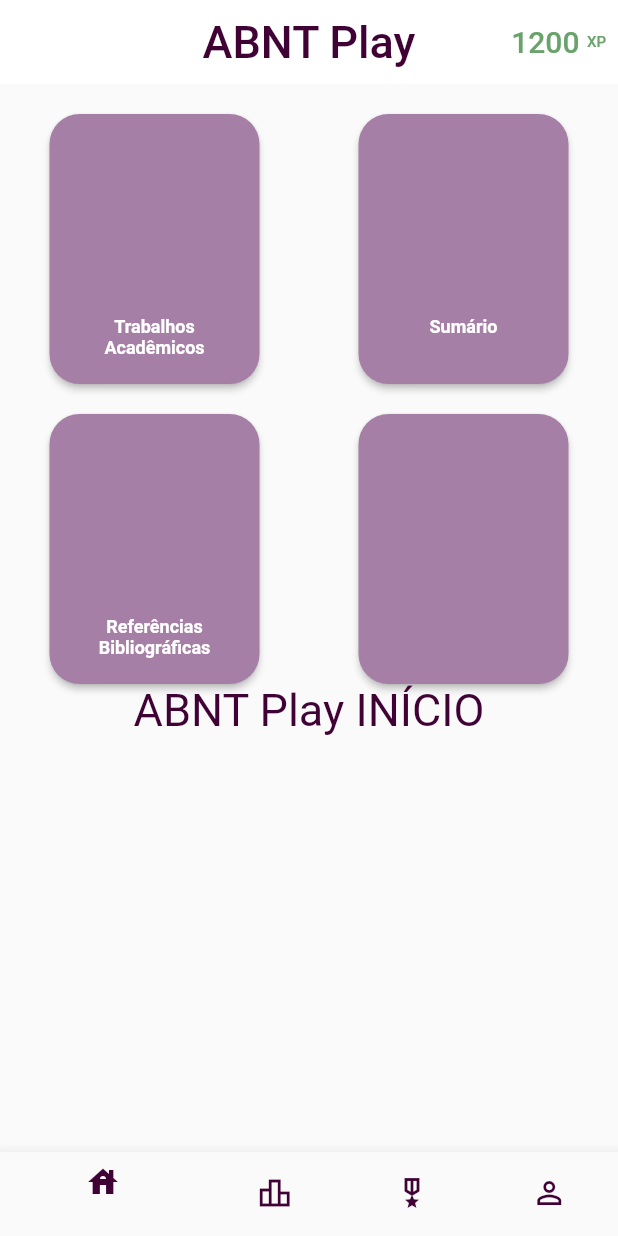
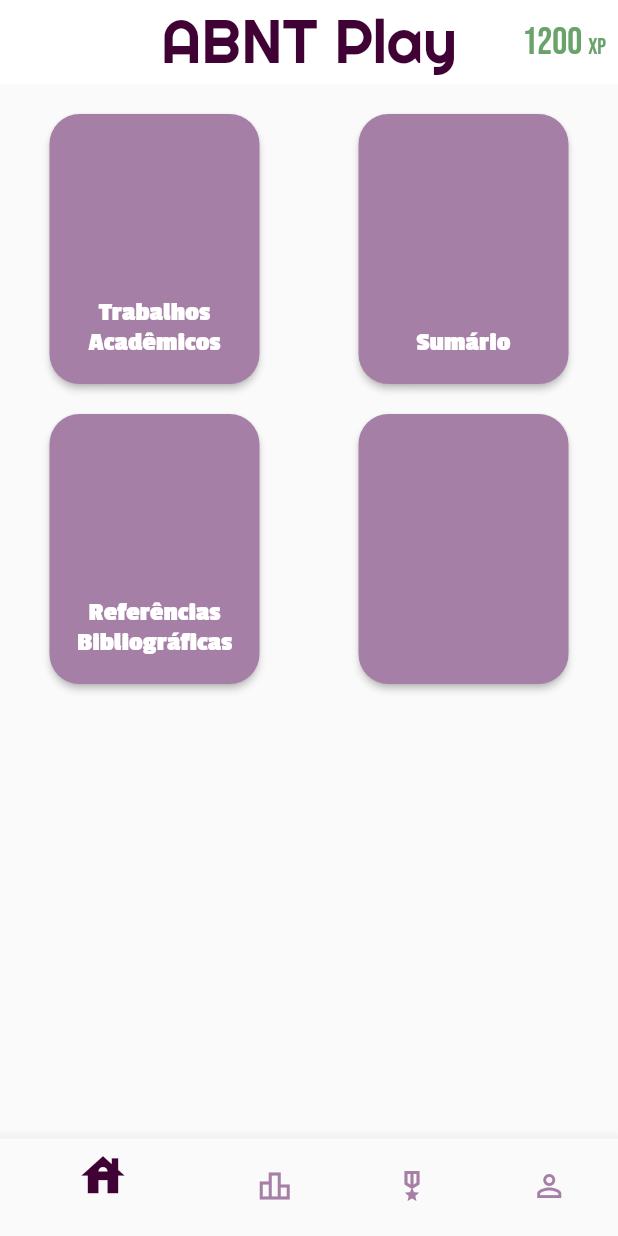
Before and after one commit to alvarengazv/abnt_game, a Flutter app: the HomePage screen opened directly, on a phone screen of 412 x 824 dp. Run offline on Flutter 3.47's test engine with Material 2 defaults, Android fonts, the light colour scheme and no system bars; our stand-ins replace firebase_auth, firebase_core; accounts and stored records are empty.

Commit message:
Front das páginas de início e de classificação

```diff
--- a/lib/modules/home/pages/index.dart
+++ b/lib/modules/home/pages/index.dart
@@ -2,6 +2,7 @@ import 'package:abntplaybic/modules/home/pages/telas/classificacao.dart';
 import 'package:abntplaybic/modules/home/pages/telas/conquistas.dart';
 import 'package:abntplaybic/modules/home/pages/telas/inicio.dart';
 import 'package:abntplaybic/modules/home/pages/telas/perfil.dart';
+import 'package:abntplaybic/shared/colors.dart';
 import 'package:flutter/material.dart';
 
 class HomePage extends StatefulWidget {
@@ -13,14 +14,14 @@ class HomePage extends StatefulWidget {
 
 class _HomePageState extends State<HomePage> {
   int _selectedIndex = 0;
-  static const TextStyle optionStyle =
-      TextStyle(fontSize: 30, fontWeight: FontWeight.bold);
   static const List<Widget> _widgetOptions = <Widget>[
     InicioPage(),
     ClassificacaoPage(),
     ConquistasPage(),
     PerfilPage(),
   ];
+
+  final PageController _pageController = PageController(initialPage: 0);
 
   void _onItemTapped(int index) {
     setState(() {
@@ -30,36 +31,67 @@ class _HomePageState extends State<HomePage> {
 
   @override
   Widget build(BuildContext context) {
+    Size size = MediaQuery.of(context).size;
     return Scaffold(
-      body: Center(
-        child: _widgetOptions.elementAt(_selectedIndex),
+      body: PageView(
+        controller: _pageController,
+        onPageChanged: _onItemTapped,
+        scrollDirection: Axis.horizontal,
+        children: _widgetOptions,
       ),
       bottomNavigationBar: BottomNavigationBar(
           currentIndex: _selectedIndex,
-        onTap: _onItemTapped,
-        items:[
+          onTap: (index) {
+            _pageController.animateToPage(index,
+                duration: const Duration(milliseconds: 500),
+                curve: Curves.ease);
+          },
+          items: const [
             BottomNavigationBarItem(
-            activeIcon: Icon(Icons.house, color: Color.fromARGB(255, 64, 1, 53),),
-            icon: Icon(Icons.house_outlined, color: Color.fromARGB(255, 64, 1, 53),),
-            label: ""
+                activeIcon: Icon(
+                  Icons.house,
+                  color: roxo,
+                  size: 35,
                 ),
+                icon: Icon(
+                  Icons.house_outlined,
+                  color: lilas,
+                ),
+                label: ""),
             BottomNavigationBarItem(
-            activeIcon: Icon(Icons.leaderboard, color: Color.fromARGB(255, 64, 1, 53),),
-            icon: Icon(Icons.leaderboard_outlined, color: Color.fromARGB(255, 64, 1, 53),),
-            label: ""
+                activeIcon: Icon(
+                  Icons.leaderboard,
+                  color: roxo,
+                  size: 35,
                 ),
+                icon: Icon(
+                  Icons.leaderboard_outlined,
+                  color: lilas,
+                ),
+                label: ""),
             BottomNavigationBarItem(
-            activeIcon: Icon(Icons.military_tech, color: Color.fromARGB(255, 64, 1, 53),),
-            icon: Icon(Icons.military_tech_outlined, color: Color.fromARGB(255, 64, 1, 53),),
-            label: ""
+                activeIcon: Icon(
+                  Icons.military_tech,
+                  color: roxo,
+                  size: 35,
                 ),
+                icon: Icon(
+                  Icons.military_tech_outlined,
+                  color: lilas,
+                ),
+                label: ""),
             BottomNavigationBarItem(
-            activeIcon: Icon(Icons.person, color: Color.fromARGB(255, 64, 1, 53),),
-            icon: Icon(Icons.person_outline, color: Color.fromARGB(255, 64, 1, 53),),
-            label: ""
+                activeIcon: Icon(
+                  Icons.person,
+                  color: roxo,
+                  size: 35,
                 ),
-        ]
+                icon: Icon(
+                  Icons.person_outline,
+                  color: lilas,
                 ),
+                label: ""),
+          ]),
     );
   }
 }
--- a/lib/modules/home/pages/telas/inicio.dart
+++ b/lib/modules/home/pages/telas/inicio.dart
@@ -1,4 +1,5 @@
-import 'package:abntplaybic/shared/components/botoes/botaoInicio.dart';
+import 'package:abntplaybic/shared/colors.dart';
+import 'package:abntplaybic/shared/components/botoes/botao_inicio.dart';
 import 'package:flutter/material.dart';
 import 'package:flutter/src/widgets/container.dart';
 import 'package:flutter/src/widgets/framework.dart';
@@ -13,39 +14,37 @@ class InicioPage extends StatefulWidget {
 class _InicioPageState extends State<InicioPage> {
   @override
   Widget build(BuildContext context) {
-    return Scaffold (
+    return Scaffold(
         appBar: AppBar(
           actions: [
             TextButton(
-            onPressed: (){},
-            child: Row(
-              children: const [
-                Text(
-                "1200 ",
+              onPressed: () {},
+              child: const Text.rich(
+                TextSpan(
+                  text: "1200 ",
                   style: TextStyle(
+                      fontFamily: "BebasNeue",
                       color: Color.fromARGB(255, 105, 163, 107),
-                fontSize: 20
+                      fontSize: 25),
+                  children: [
+                    TextSpan(
+                        text: "XP",
+                        style: TextStyle(
+                            fontFamily: "BebasNeue",
+                            color: Color.fromARGB(255, 105, 163, 107),
+                            fontSize: 15))
+                  ],
                 ),
-              ),
-                Text(
-                    "XP",
-                    style: TextStyle(
-                    color: Color.fromARGB(255, 105, 163, 107),
-                    fontSize: 10
-                  ),
-                  ),
-              ],
               ),
             )
           ],
           shadowColor: Colors.transparent,
           backgroundColor: Colors.white,
           centerTitle: true,
-        title: const Text("ABNT Play",
-          style: TextStyle(
-            color: Color.fromARGB(255, 64, 1, 53),
-            fontSize: 30
-          ),
+          title: const Text(
+            "ABNT Play",
+            style:
+                TextStyle(fontFamily: "Righteous", color: roxo, fontSize: 40),
           ),
         ),
         body: Column(
@@ -54,8 +53,10 @@ class _InicioPageState extends State<InicioPage> {
               padding: const EdgeInsets.fromLTRB(0, 20, 0, 0),
               child: Row(
                 mainAxisAlignment: MainAxisAlignment.spaceAround,
-            children: [
-              BotaoInicio(texto: "Trabalhos Acadêmicos",),
+                children: const [
+                  BotaoInicio(
+                    texto: "Trabalhos Acadêmicos",
+                  ),
                   BotaoInicio(texto: "Sumário")
                 ],
               ),
@@ -64,20 +65,17 @@ class _InicioPageState extends State<InicioPage> {
               padding: const EdgeInsets.fromLTRB(0, 20, 0, 0),
               child: Row(
                 mainAxisAlignment: MainAxisAlignment.spaceAround,
-            children: [
-              BotaoInicio(texto: "Referências Bibliográficas",),
-              BotaoInicio(texto: "",),
+                children: const [
+                  BotaoInicio(
+                    texto: "Referências Bibliográficas",
+                  ),
+                  BotaoInicio(
+                    texto: "",
+                  ),
                 ],
               ),
             ),
-        Text("ABNT Play INÍCIO",
-            style: TextStyle(
-              color: Color.fromARGB(255, 64, 1, 53),
-              fontSize: 30
-            ),
-        ),
           ],
-    )
-    );
+        ));
   }
 }
--- a/lib/shared/components/botoes/botaoInicio.dart
+++ b/lib/shared/components/botoes/botao_inicio.dart
@@ -1,10 +1,11 @@
+import 'package:abntplaybic/shared/colors.dart';
 import 'package:flutter/material.dart';
 import 'package:flutter/src/widgets/container.dart';
 import 'package:flutter/src/widgets/framework.dart';
 
 class BotaoInicio extends StatefulWidget {
   final String texto;
-  BotaoInicio({super.key, required this.texto});
+  const BotaoInicio({super.key, required this.texto});
 
   @override
   State<BotaoInicio> createState() => _BotaoInicioState();
@@ -13,6 +14,7 @@ class BotaoInicio extends StatefulWidget {
 class _BotaoInicioState extends State<BotaoInicio> {
   @override
   Widget build(BuildContext context) {
+    Size size = MediaQuery.of(context).size;
     return Container(
               decoration: BoxDecoration(
                 borderRadius: BorderRadius.circular(15)
@@ -21,26 +23,28 @@ class _BotaoInicioState extends State<BotaoInicio> {
               width: 140,
               child: ElevatedButton(
                 onPressed: (){},
-                child: Column(
-                  children: [
-                    Expanded(flex: 3, child: Container()),
-                    Expanded(child:
-                      Text(widget.texto,
-                        textAlign: TextAlign.center,
-                        style: TextStyle(
-                          fontSize: 12,
-                          fontWeight: FontWeight.bold
-                        ),
-                      )
-                    ),
-                  ],
-                ),
                 style: ElevatedButton.styleFrom(
-                  backgroundColor: Color.fromARGB(255, 165, 127, 165),
+                  backgroundColor: lilas,
                   shape: RoundedRectangleBorder(
                     borderRadius: BorderRadius.circular(20),
                   ),
               ),
+                child: Column(
+                  mainAxisAlignment: MainAxisAlignment.end,
+                  children: [
+                    Padding(
+                      padding: const EdgeInsets.only(bottom: 18),
+                      child: Text(widget.texto,
+                        textAlign: TextAlign.center,
+                        style: const TextStyle(
+                          fontFamily: "PassionOne",
+                          fontSize: 18,
+                          fontWeight: FontWeight.bold
+                        ),
+                      ),
+                    ),
+                  ],
+                ),
             )
     );
   }
```
Also changed, not shown: lib/modules/home/controllers/controller.dart (+7 -0 lines), lib/modules/home/pages/telas/classificacao.dart (+81 -6 lines), lib/shared/components/cards/card_classificacao.dart (added, +86 -0 lines). Lines whose indentation alone changed are shown as unchanged.
